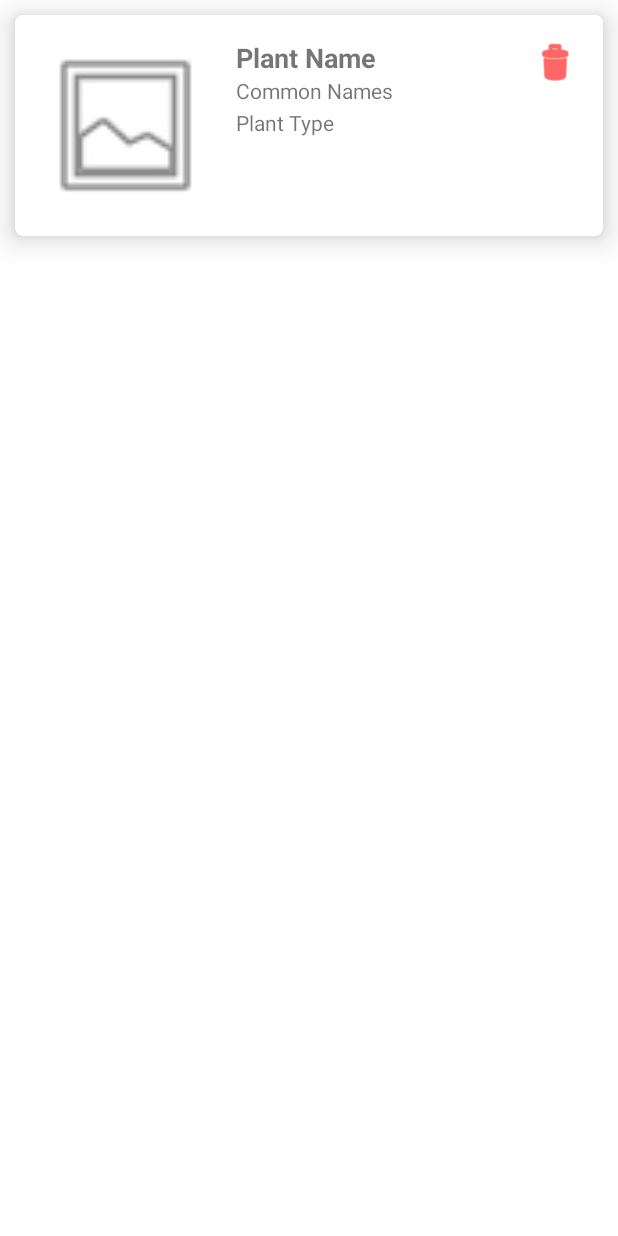
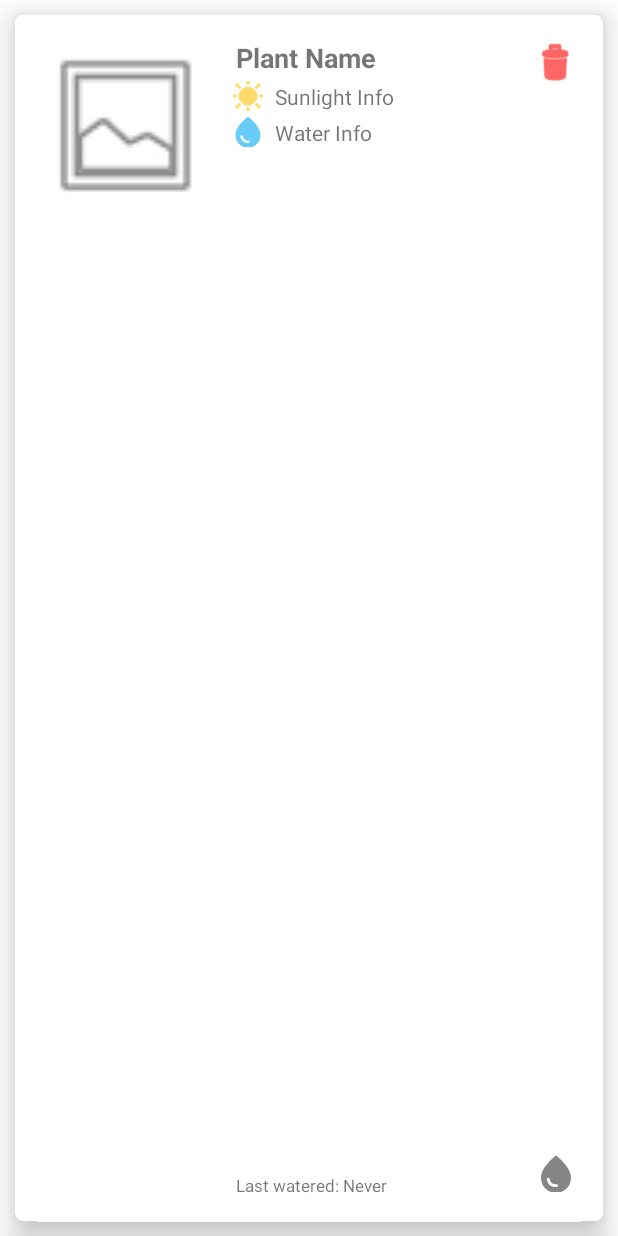
Before and after one commit to liucijaad/plantApp, an Android app: the layout item_plant.xml on its own in the app's theme, with its tools: preview values and no code run, on a phone screen of 412 x 824 dp. Run offline under Robolectric (Android 15) with nearby library versions, the phone set to English and light mode, and no system bars.

Commit message:
UI changes. Add simple watering system.

```diff
--- /dev/null
+++ b/code/PotPal/app/src/main/res/drawable-anydpi/ic_sun.xml
@@ -0,0 +1,16 @@
+<vector xmlns:android="http://schemas.android.com/apk/res/android"
+    android:width="24dp"
+    android:height="24dp"
+    android:viewportWidth="24"
+    android:viewportHeight="24"
+    android:tint="#333333"
+    android:alpha="0.6">
+  <group android:scaleX="1.25"
+      android:scaleY="1.25"
+      android:translateX="-3"
+      android:translateY="-3">
+    <path
+        android:fillColor="@android:color/white"
+        android:pathData="M11,4V2c0,-0.55 0.45,-1 1,-1s1,0.45 1,1v2c0,0.55 -0.45,1 -1,1S11,4.55 11,4zM18.36,7.05l1.41,-1.42c0.39,-0.39 0.39,-1.02 0,-1.41c-0.39,-0.39 -1.02,-0.39 -1.41,0l-1.41,1.42c-0.39,0.39 -0.39,1.02 0,1.41C17.34,7.44 17.97,7.44 18.36,7.05zM22,11h-2c-0.55,0 -1,0.45 -1,1s0.45,1 1,1h2c0.55,0 1,-0.45 1,-1S22.55,11 22,11zM12,19c-0.55,0 -1,0.45 -1,1v2c0,0.55 0.45,1 1,1s1,-0.45 1,-1v-2C13,19.45 12.55,19 12,19zM5.64,7.05L4.22,5.64c-0.39,-0.39 -0.39,-1.03 0,-1.41s1.03,-0.39 1.41,0l1.41,1.41c0.39,0.39 0.39,1.03 0,1.41S6.02,7.44 5.64,7.05zM16.95,16.95c-0.39,0.39 -0.39,1.03 0,1.41l1.41,1.41c0.39,0.39 1.03,0.39 1.41,0c0.39,-0.39 0.39,-1.03 0,-1.41l-1.41,-1.41C17.98,16.56 17.34,16.56 16.95,16.95zM2,13h2c0.55,0 1,-0.45 1,-1s-0.45,-1 -1,-1H2c-0.55,0 -1,0.45 -1,1S1.45,13 2,13zM5.64,19.78l1.41,-1.41c0.39,-0.39 0.39,-1.03 0,-1.41s-1.03,-0.39 -1.41,0l-1.41,1.41c-0.39,0.39 -0.39,1.03 0,1.41C4.61,20.17 5.25,20.17 5.64,19.78zM12,6c-3.31,0 -6,2.69 -6,6s2.69,6 6,6s6,-2.69 6,-6S15.31,6 12,6z"/>
+  </group>
+</vector>
--- /dev/null
+++ b/code/PotPal/app/src/main/res/drawable-anydpi/ic_water.xml
@@ -0,0 +1,16 @@
+<vector xmlns:android="http://schemas.android.com/apk/res/android"
+    android:width="24dp"
+    android:height="24dp"
+    android:viewportWidth="24"
+    android:viewportHeight="24"
+    android:tint="#333333"
+    android:alpha="0.6">
+  <group android:scaleX="1.25"
+      android:scaleY="1.25"
+      android:translateX="-3"
+      android:translateY="-3">
+    <path
+        android:fillColor="@android:color/white"
+        android:pathData="M12,2c-5.33,4.55 -8,8.48 -8,11.8c0,4.98 3.8,8.2 8,8.2s8,-3.22 8,-8.2C20,10.48 17.33,6.55 12,2zM7.83,14c0.37,0 0.67,0.26 0.74,0.62c0.41,2.22 2.28,2.98 3.64,2.87c0.43,-0.02 0.79,0.32 0.79,0.75c0,0.4 -0.32,0.73 -0.72,0.75c-2.13,0.13 -4.62,-1.09 -5.19,-4.12C7.01,14.42 7.37,14 7.83,14z"/>
+  </group>
+</vector>
--- a/code/PotPal/app/src/main/res/layout/item_plant.xml
+++ b/code/PotPal/app/src/main/res/layout/item_plant.xml
@@ -25,44 +25,85 @@
             android:id="@+id/plantNameTextView"
             android:layout_width="wrap_content"
             android:layout_height="wrap_content"
+            android:layout_alignTop="@id/plantImageView"
+            android:layout_marginStart="16dp"
+            android:layout_toEndOf="@id/plantImageView"
             android:text="Plant Name"
             android:textSize="18sp"
-            android:textStyle="bold"
+            android:textStyle="bold" />
+
+        <ImageView
+            android:id="@+id/sunIcon"
+            android:layout_width="20dp"
+            android:layout_height="20dp"
+            android:layout_below="@id/plantNameTextView"
+            android:layout_marginStart="14dp"
+            android:layout_marginTop="3dp"
             android:layout_toEndOf="@id/plantImageView"
-            android:layout_marginStart="16dp"
-            android:layout_alignTop="@id/plantImageView" />
+            app:tint="@color/yellow"
+            android:src="@drawable/ic_sun" />
 
         <TextView
-            android:id="@+id/commonNamesTextView"
+            android:id="@+id/sunlightTextView"
             android:layout_width="wrap_content"
             android:layout_height="wrap_content"
-            android:text="Common Names"
-            android:textSize="14sp"
+            android:layout_alignBottom="@id/sunIcon"
+            android:layout_marginStart="8dp"
+            android:layout_toEndOf="@id/sunIcon"
+            android:text="Sunlight Info"
+            android:textSize="14sp" />
+
+        <ImageView
+            android:id="@+id/waterIcon"
+            android:layout_width="20dp"
+            android:layout_height="20dp"
+            android:layout_below="@id/sunIcon"
+            android:layout_marginStart="14dp"
+            android:layout_marginTop="4dp"
             android:layout_toEndOf="@id/plantImageView"
-            android:layout_below="@id/plantNameTextView"
-            android:layout_marginStart="16dp"
-            android:layout_marginEnd="36dp"/>
+            app:tint="@color/blue"
+            android:src="@drawable/ic_water" />
 
         <TextView
-            android:id="@+id/plantTypeTextView"
+            android:id="@+id/waterTextView"
             android:layout_width="wrap_content"
             android:layout_height="wrap_content"
-            android:text="Plant Type"
-            android:textSize="14sp"
+            android:layout_alignBottom="@id/waterIcon"
+            android:layout_marginStart="8dp"
+            android:layout_toEndOf="@id/waterIcon"
+
+            android:text="Water Info"
+            android:textSize="14sp" />
+
+        <TextView
+            android:id="@+id/lastWateredTextView"
+            android:layout_width="wrap_content"
+            android:layout_height="wrap_content"
+            android:layout_alignParentBottom="true"
+            android:layout_marginStart="16dp"
             android:layout_toEndOf="@id/plantImageView"
-            android:layout_below="@id/commonNamesTextView"
-            android:layout_marginStart="16dp"
-            android:layout_marginTop="2dp" />
+            android:text="Last watered: Never"
+            android:textSize="11sp" />
 
         <ImageButton
             android:id="@+id/removeButton"
             android:layout_width="wrap_content"
             android:layout_height="wrap_content"
+            android:layout_alignParentTop="true"
             android:layout_alignParentEnd="true"
-            android:layout_alignParentTop="true"
             android:background="@android:color/transparent"
-            app:tint="@color/red"
-            android:src="@android:drawable/ic_menu_delete" />
+            android:src="@android:drawable/ic_menu_delete"
+            app:tint="@color/red" />
+
+        <ImageButton
+            android:id="@+id/waterButton"
+            android:layout_width="wrap_content"
+            android:layout_height="wrap_content"
+            android:layout_alignParentEnd="true"
+            android:layout_alignParentBottom="true"
+            android:background="@android:color/transparent"
+            android:padding="3dp"
+            android:src="@drawable/ic_water" />
 
     </RelativeLayout>
 </androidx.cardview.widget.CardView>
--- a/code/PotPal/app/src/main/res/values/colors.xml
+++ b/code/PotPal/app/src/main/res/values/colors.xml
@@ -6,6 +6,8 @@
     <color name="teal_200">#FF03DAC5</color>
     <color name="teal_700">#FF018786</color>
     <color name="red">#FF0000</color>
+    <color name="blue">#03A9F4</color>
+    <color name="yellow">#FFC107</color>
     <color name="black">#FF000000</color>
     <color name="white">#FFFFFFFF</color>
 </resources>
```
Also changed, not shown: code/PotPal/app/src/main/java/ie/dcu/potpal/ChosenPlantActivity.java (+23 -25 lines), code/PotPal/app/src/main/java/ie/dcu/potpal/MainActivity.java (+31 -10 lines), code/PotPal/app/src/main/java/ie/dcu/potpal/Plant.java (+22 -1 lines), code/PotPal/app/src/main/java/ie/dcu/potpal/PlantAdapter.java (+55 -7 lines), code/PotPal/app/src/main/res/drawable-hdpi/ic_sun.png (added), code/PotPal/app/src/main/res/drawable-hdpi/ic_water.png (added), code/PotPal/app/src/main/res/drawable-mdpi/ic_sun.png (added), code/PotPal/app/src/main/res/drawable-mdpi/ic_water.png (added), code/PotPal/app/src/main/res/drawable-xhdpi/ic_sun.png (added), code/PotPal/app/src/main/res/drawable-xhdpi/ic_water.png (added), code/PotPal/app/src/main/res/drawable-xxhdpi/ic_sun.png (added), code/PotPal/app/src/main/res/drawable-xxhdpi/ic_water.png (added).
